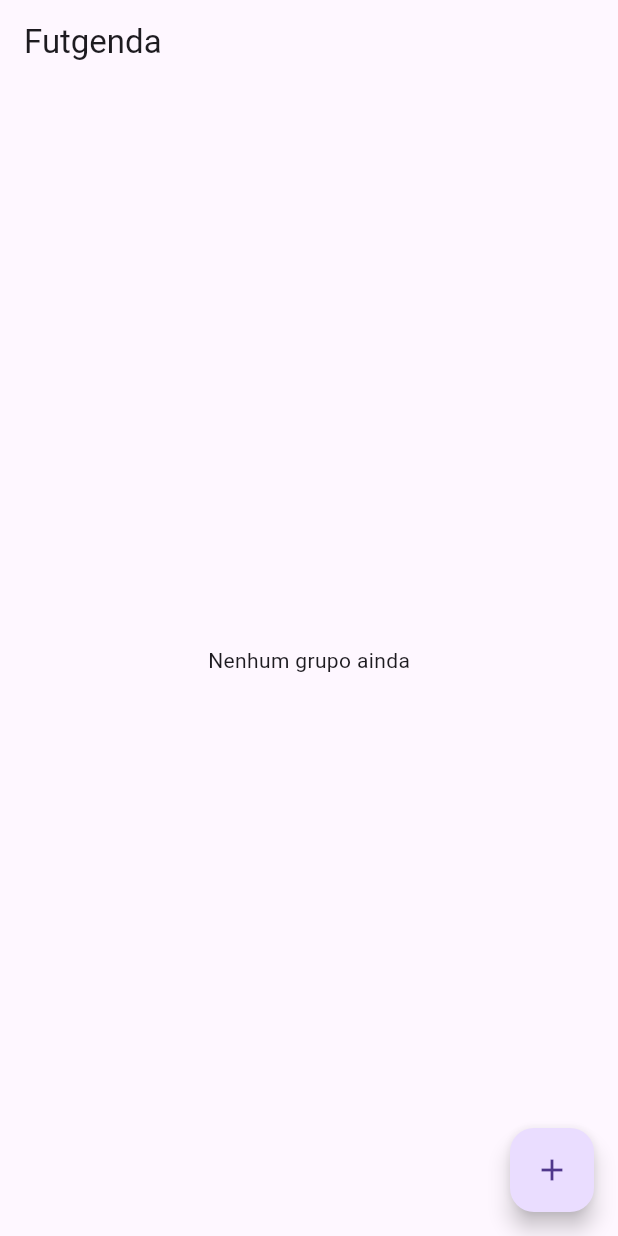
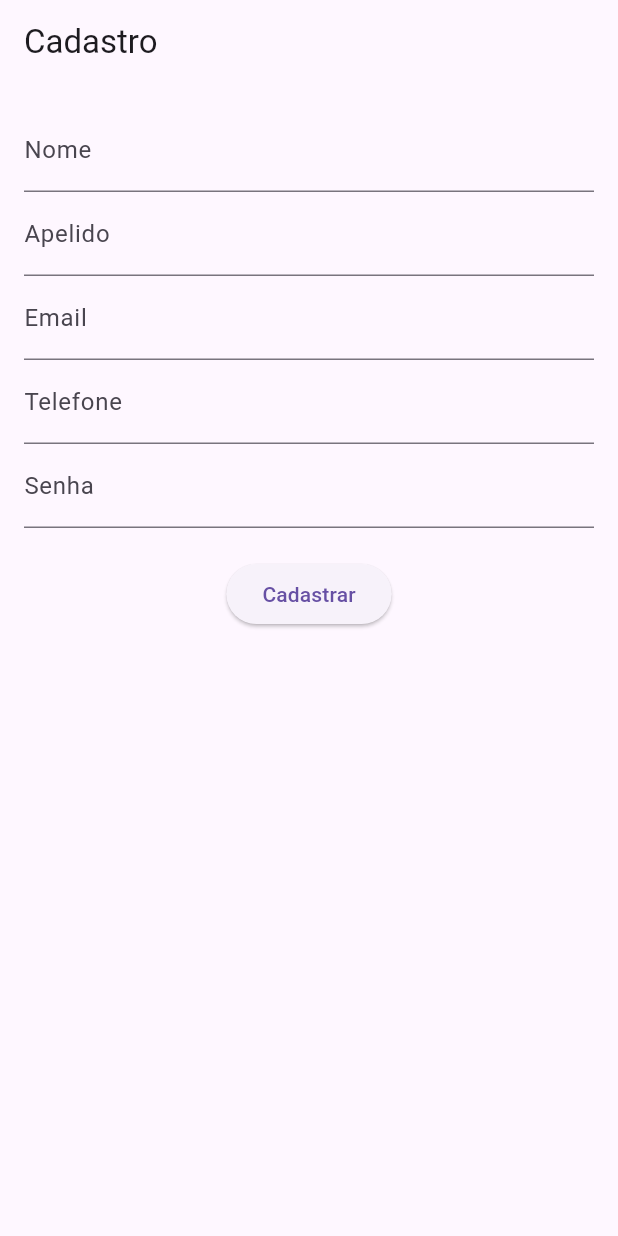
Before and after one commit to Tigrao75/futgenda, a Flutter app: the screen it shows after launch, on a phone screen of 412 x 824 dp. Run offline on Flutter 3.47's test engine with Material 3 defaults, Android fonts, the phone set to English and light mode, and no system bars; our stand-ins replace cloud_firestore, firebase_auth, firebase_core; accounts and stored records are empty.

Commit message:
feat: prevent duplicate group creation and add input validation

```diff
--- /dev/null
+++ b/lib/features/auth/register_page.dart
@@ -0,0 +1,83 @@
+import 'package:flutter/material.dart';
+import '../../services/auth_service.dart';
+import '../../services/user_service.dart';
+import '../../models/user_model.dart';
+
+class RegisterPage extends StatefulWidget {
+  const RegisterPage({super.key});
+
+  @override
+  State<RegisterPage> createState() => _RegisterPageState();
+}
+
+class _RegisterPageState extends State<RegisterPage> {
+  final AuthService _authService = AuthService();
+  final UserService _userService = UserService();
+
+  final TextEditingController nameController = TextEditingController();
+  final TextEditingController nicknameController = TextEditingController();
+  final TextEditingController emailController = TextEditingController();
+  final TextEditingController phoneController = TextEditingController();
+  final TextEditingController passwordController = TextEditingController();
+
+  Future<void> register() async {
+    final email = emailController.text.trim();
+    final password = passwordController.text.trim();
+    final name = nameController.text.trim();
+    final nickname = nicknameController.text.trim();
+    final phone = phoneController.text.trim();
+
+    if (email.isEmpty ||
+        password.isEmpty ||
+        name.isEmpty ||
+        nickname.isEmpty ||
+        phone.isEmpty) {
+      ScaffoldMessenger.of(context).showSnackBar(
+        const SnackBar(content: Text('Preencha todos os campos')),
+      );
+      return;
+    }
+
+    final user = await _authService.register(email, password);
+
+    if (user == null) return;
+
+    await _userService.createUser(
+      AppUser(
+        id: user.uid,
+        name: name,
+        nickname: nickname,
+        email: email,
+        phone: phone,
+      ),
+    );
+
+    if (!mounted) return;
+
+    Navigator.pushReplacementNamed(context, '/home');
+  }
+
+  @override
+  Widget build(BuildContext context) {
+    return Scaffold(
+      appBar: AppBar(title: const Text('Cadastro')),
+      body: Padding(
+        padding: const EdgeInsets.all(16),
+        child: Column(
+          children: [
+            TextField(controller: nameController, decoration: const InputDecoration(labelText: 'Nome')),
+            TextField(controller: nicknameController, decoration: const InputDecoration(labelText: 'Apelido')),
+            TextField(controller: emailController, decoration: const InputDecoration(labelText: 'Email')),
+            TextField(controller: phoneController, decoration: const InputDecoration(labelText: 'Telefone')),
+            TextField(controller: passwordController, obscureText: true, decoration: const InputDecoration(labelText: 'Senha')),
+            const SizedBox(height: 20),
+            ElevatedButton(
+              onPressed: register,
+              child: const Text('Cadastrar'),
+            ),
+          ],
+        ),
+      ),
+    );
+  }
+}
--- a/lib/main.dart
+++ b/lib/main.dart
@@ -1,6 +1,7 @@
 import 'package:flutter/material.dart';
 import 'features/groups/group_list_page.dart';
 import 'features/groups/create_group_page.dart';
+import 'features/auth/register_page.dart';
 import 'package:firebase_core/firebase_core.dart';
 
 void main() async {
@@ -18,9 +19,13 @@ class MyApp extends StatelessWidget {
       title: 'Futgenda',
       debugShowCheckedModeBanner: false,
       theme: ThemeData(primarySwatch: Colors.blue),
-      initialRoute: '/',
+
+      // 🔥 COMEÇA PELO CADASTRO (temporário)
+      initialRoute: '/register',
+
       routes: {
-        '/': (context) => const GroupListPage(),
+        '/register': (context) => const RegisterPage(),
+        '/home': (context) => const GroupListPage(),
         '/create-group': (context) => const CreateGroupPage(),
       },
     );
--- /dev/null
+++ b/lib/models/user_model.dart
@@ -0,0 +1,34 @@
+class AppUser {
+  final String id;
+  final String name;
+  final String nickname;
+  final String email;
+  final String phone;
+
+  AppUser({
+    required this.id,
+    required this.name,
+    required this.nickname,
+    required this.email,
+    required this.phone,
+  });
+
+  Map<String, dynamic> toMap() {
+    return {
+      'name': name,
+      'nickname': nickname,
+      'email': email,
+      'phone': phone,
+    };
+  }
+
+  factory AppUser.fromMap(String id, Map<String, dynamic> map) {
+    return AppUser(
+      id: id,
+      name: map['name'],
+      nickname: map['nickname'],
+      email: map['email'],
+      phone: map['phone'],
+    );
+  }
+}
--- /dev/null
+++ b/lib/services/auth_service.dart
@@ -0,0 +1,27 @@
+import 'package:firebase_auth/firebase_auth.dart';
+
+class AuthService {
+  final FirebaseAuth _auth = FirebaseAuth.instance;
+
+  User? get currentUser => _auth.currentUser;
+
+  Future<User?> register(String email, String password) async {
+    final cred = await _auth.createUserWithEmailAndPassword(
+      email: email,
+      password: password,
+    );
+    return cred.user;
+  }
+
+  Future<User?> login(String email, String password) async {
+    final cred = await _auth.signInWithEmailAndPassword(
+      email: email,
+      password: password,
+    );
+    return cred.user;
+  }
+
+  Future<void> logout() async {
+    await _auth.signOut();
+  }
+}
--- /dev/null
+++ b/lib/services/user_service.dart
@@ -0,0 +1,10 @@
+import 'package:cloud_firestore/cloud_firestore.dart';
+import '../models/user_model.dart';
+
+class UserService {
+  final _db = FirebaseFirestore.instance;
+
+  Future<void> createUser(AppUser user) async {
+    await _db.collection('users').doc(user.id).set(user.toMap());
+  }
+}
```
Also changed, not shown: lib/features/groups/create_group_page.dart (+28 -4 lines), lib/features/groups/group_detail_page.dart (+15 -1 lines).
